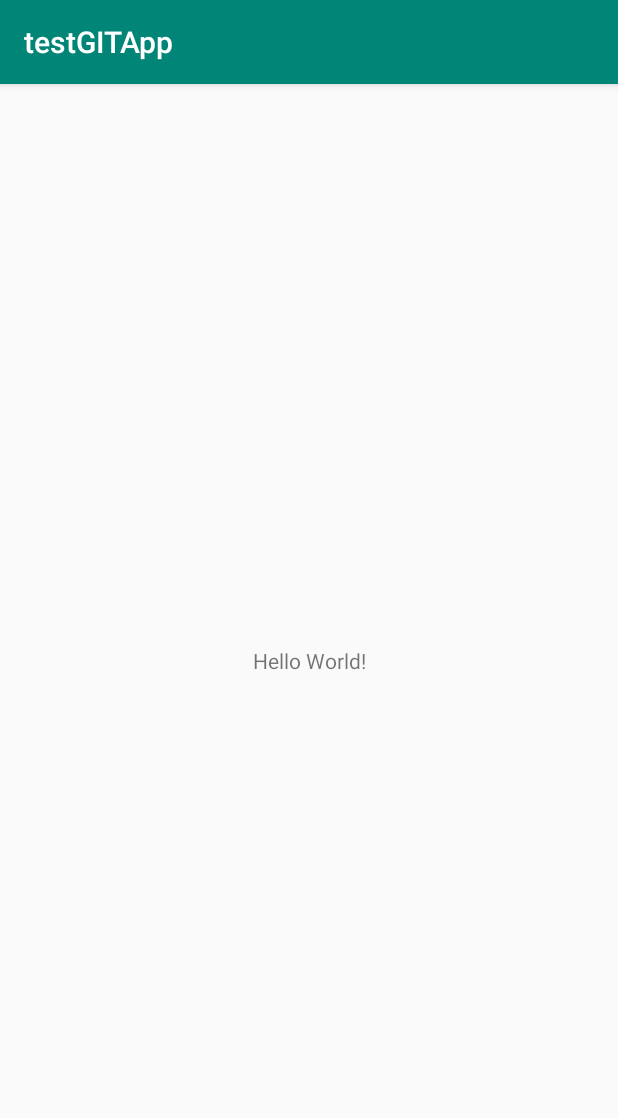
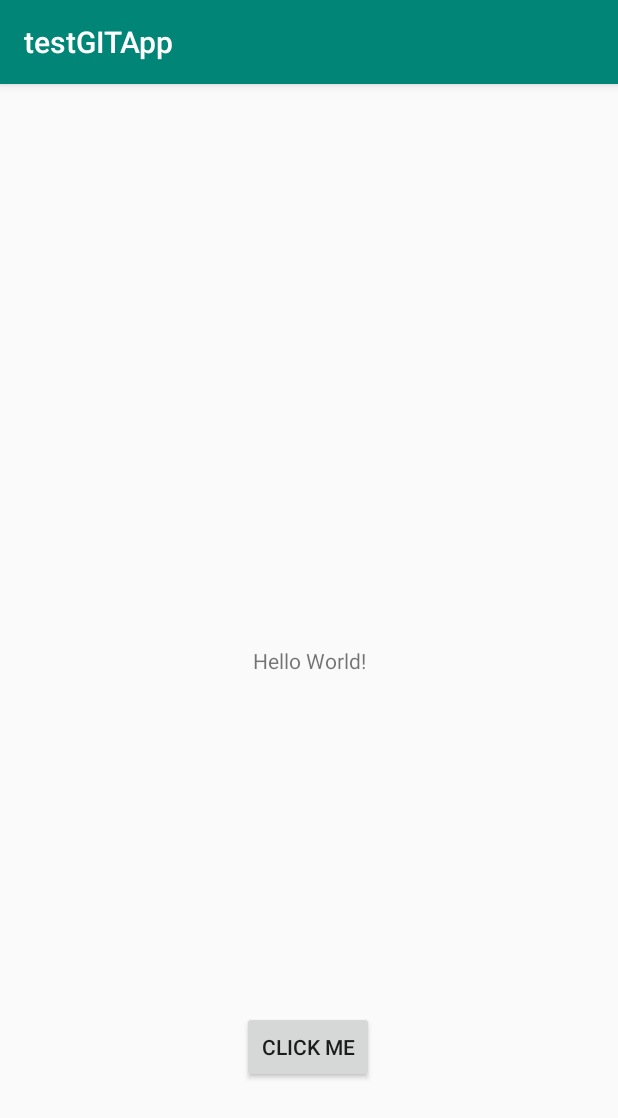
Before and after one commit to Gammaglobulino/testGITApp, an Android app: the screen it shows after launch (MainActivity), on a phone screen of 412 x 824 dp. Shown: the top 1118 px of the screen. Run offline under Robolectric (Android 15) with nearby library versions, the phone set to English and light mode, and no system bars.

Commit message:
added button

```diff
--- a/app/src/main/res/layout/activity_main.xml
+++ b/app/src/main/res/layout/activity_main.xml
@@ -14,6 +14,15 @@
             app:layout_constraintBottom_toBottomOf="parent"
             app:layout_constraintLeft_toLeftOf="parent"
             app:layout_constraintRight_toRightOf="parent"
-            app:layout_constraintTop_toTopOf="parent"/>
+            app:layout_constraintTop_toTopOf="parent" android:id="@+id/textView"/>
+    <Button
+            android:text="Click me"
+            android:layout_width="wrap_content"
+            android:layout_height="wrap_content"
+            android:id="@+id/button"
+            app:layout_constraintEnd_toEndOf="parent" android:layout_marginEnd="8dp"
+            app:layout_constraintStart_toStartOf="parent" android:layout_marginStart="8dp"
+            app:layout_constraintTop_toBottomOf="@+id/textView" android:layout_marginTop="224dp"
+            app:layout_constraintHorizontal_bias="0.498"/>
 
 </androidx.constraintlayout.widget.ConstraintLayout>
```
